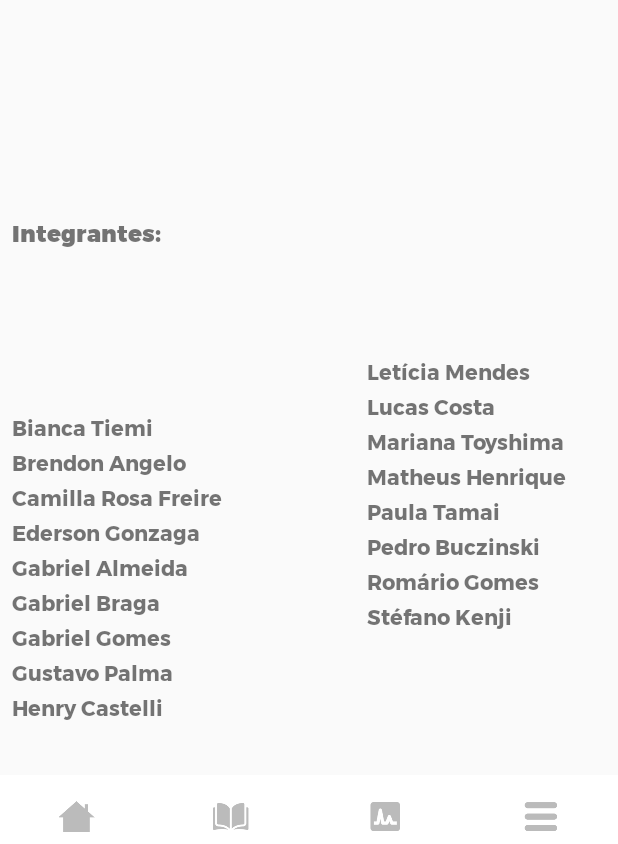
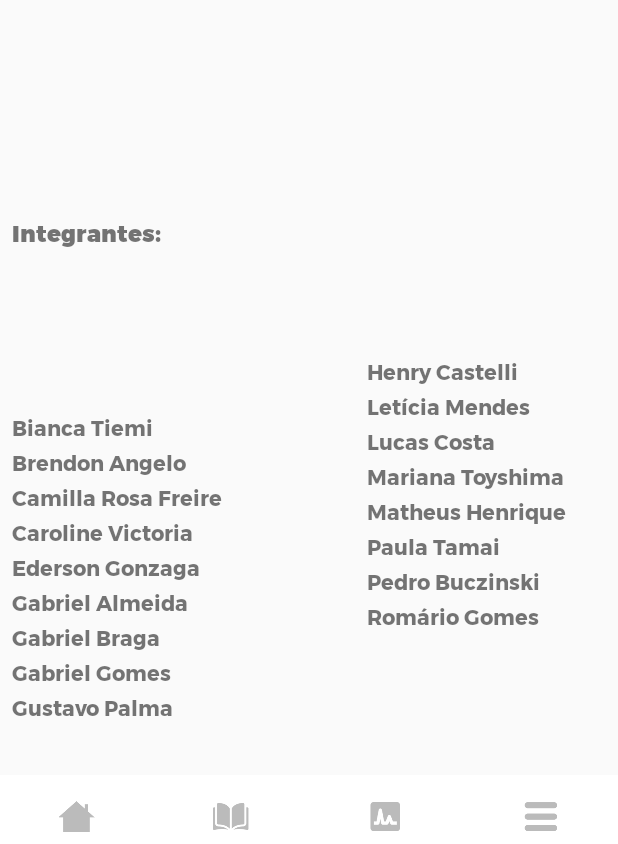
Before and after one commit to Pre-Iniciacao-Cientifica-2018/Mobile, an Android app: the Activity_SobreNos screen opened directly, with no data from a screen before it, on a phone screen of 412 x 824 dp, the part 392-1236 px from its top. Run offline under Robolectric (Android 15) with nearby library versions, the phone set to English and light mode, and no system bars.

Commit message:
5.0 (poha carol)

```diff
--- a/prjIC/app/build.gradle
+++ b/prjIC/app/build.gradle
@@ -6,8 +6,8 @@ android {
         applicationId "t.br.preic.prjic"
         minSdkVersion 21
         targetSdkVersion 28
-        versionCode 4
-        versionName "4.0"
+        versionCode 5
+        versionName "5.0"
         testInstrumentationRunner "android.support.test.runner.AndroidJUnitRunner"
     }
     buildTypes {
--- a/prjIC/app/src/main/res/layout/content_activity__sobre_nos.xml
+++ b/prjIC/app/src/main/res/layout/content_activity__sobre_nos.xml
@@ -159,7 +159,11 @@
             android:layout_height="wrap_content"
             android:fontFamily="@font/montb"
             android:text="Camilla Rosa Freire" />
-
+        <TextView
+            android:layout_width="match_parent"
+            android:layout_height="wrap_content"
+            android:fontFamily="@font/montb"
+            android:text="Caroline Victoria" />
         <TextView
             android:layout_width="match_parent"
             android:layout_height="wrap_content"
@@ -190,11 +194,7 @@
             android:fontFamily="@font/montb"
             android:text="Gustavo Palma" />
 
-        <TextView
-            android:layout_width="match_parent"
-            android:layout_height="wrap_content"
-            android:fontFamily="@font/montb"
-            android:text="Henry Castelli" />
+
 
     </LinearLayout>
 
@@ -211,6 +211,11 @@
         app:layout_constraintTop_toBottomOf="@+id/lblIntegrantes"
         app:layout_constraintVertical_bias="0.416">
 
+        <TextView
+            android:layout_width="match_parent"
+            android:layout_height="wrap_content"
+            android:fontFamily="@font/montb"
+            android:text="Henry Castelli" />
         <TextView
             android:layout_width="match_parent"
             android:layout_height="wrap_content"
@@ -259,10 +264,6 @@
             android:fontFamily="@font/montb"
             android:text="Stéfano Kenji" />
 
-        <TextView
-            android:layout_width="match_parent"
-            android:layout_height="wrap_content"
-            android:fontFamily="@font/montb"
-            android:text="" />
+
     </LinearLayout>
 </android.support.constraint.ConstraintLayout>
```
